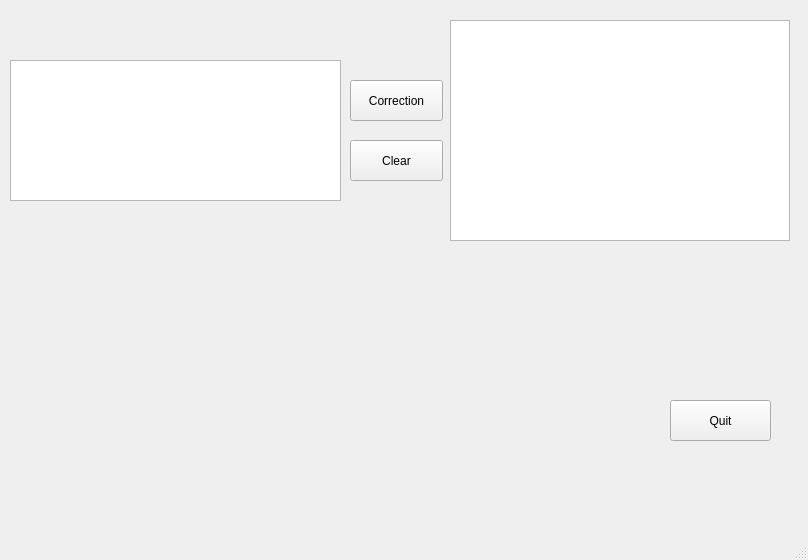
Above: display.ui from Steve-NTN/NLP_Python before the change. Below: the same form after it.
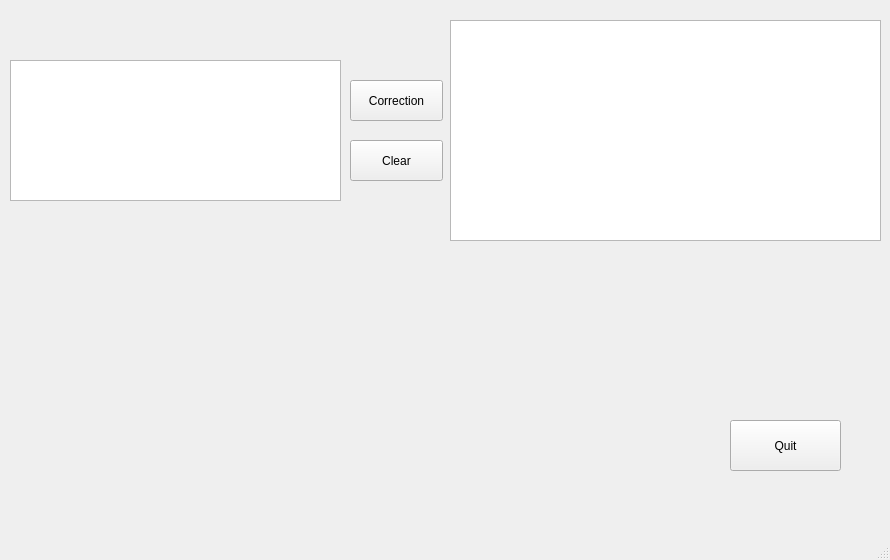
That is the form after the change.

What changed in the file:
```diff
--- a/display.ui
+++ b/display.ui
@@ -6,7 +6,7 @@
    <rect>
     <x>0</x>
     <y>0</y>
-    <width>808</width>
+    <width>890</width>
     <height>560</height>
    </rect>
   </property>
@@ -30,10 +30,10 @@
    <widget class="QPushButton" name="pushButton_2">
     <property name="geometry">
      <rect>
-      <x>670</x>
-      <y>400</y>
-      <width>101</width>
-      <height>41</height>
+      <x>730</x>
+      <y>420</y>
+      <width>111</width>
+      <height>51</height>
      </rect>
     </property>
     <property name="text">
@@ -58,7 +58,7 @@
      <rect>
       <x>450</x>
       <y>20</y>
-      <width>340</width>
+      <width>431</width>
       <height>221</height>
      </rect>
     </property>
```
Left out of the diff: 2 changed lines with no effect on the pictures.
